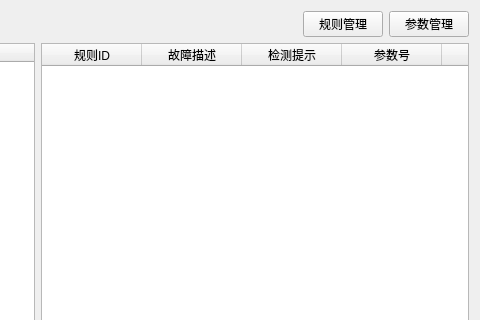
Old version of the form ruleform.ui in the repository EGeeks/faultree; both pictures show x 232 to 712 and y 0 to 320 of the 712 by 472 pixel window.
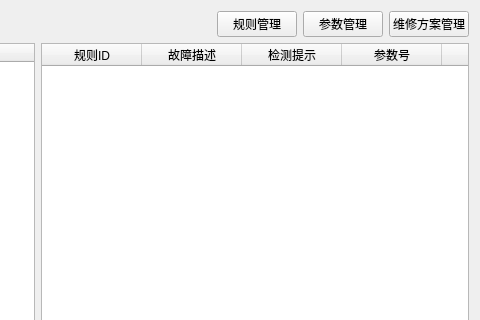
New version of the form.

Commit message: #020 : add scheme manage

What changed in the file:
```diff
--- a/ruleform.ui
+++ b/ruleform.ui
@@ -43,6 +43,13 @@
        </property>
       </widget>
      </item>
+     <item>
+      <widget class="QPushButton" name="pushButton_schemeManage">
+       <property name="text">
+        <string>维修方案管理</string>
+       </property>
+      </widget>
+     </item>
     </layout>
    </item>
    <item>
```
The commit also changes 13 other files.
